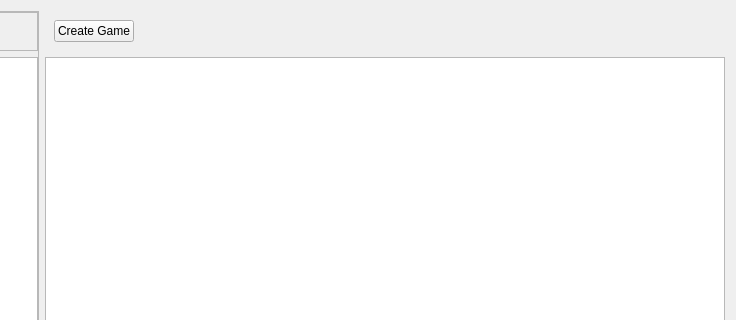
Before: the Qt Designer form apps/taf-cpp-client/games/GamesWidget.ui in ta-forever/taftoolbox, drawn with Qt 5; both pictures show x 230 to 966 and y 0 to 320 of the 966 by 679 pixel window.
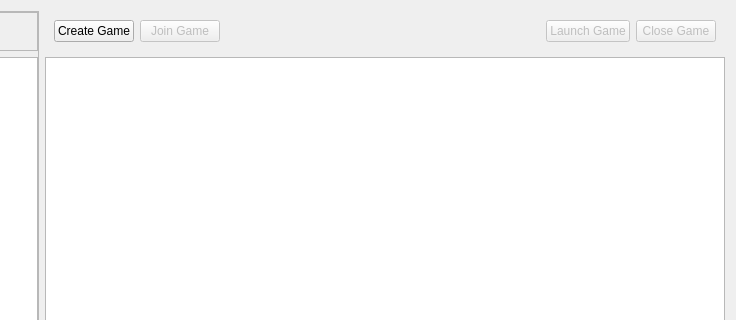
After: the same form once the commit is applied.

Commit message: MVP taf-cpp-client, games hostable and joinable

Patch:
```diff
--- a/apps/taf-cpp-client/games/GamesWidget.ui
+++ b/apps/taf-cpp-client/games/GamesWidget.ui
@@ -69,6 +69,22 @@
            </property>
           </widget>
          </item>
+         <item>
+          <widget class="QPushButton" name="joinGame">
+           <property name="sizePolicy">
+            <sizepolicy hsizetype="Maximum" vsizetype="Fixed">
+             <horstretch>0</horstretch>
+             <verstretch>0</verstretch>
+            </sizepolicy>
+           </property>
+           <property name="text">
+            <string>Join Game</string>
+           </property>
+           <property name="enabled">
+            <bool>false</bool>
+           </property>
+          </widget>
+         </item>
          <item>
           <spacer name="horizontalSpacer">
            <property name="orientation">
@@ -82,6 +98,38 @@
            </property>
           </spacer>
          </item>
+         <item>
+          <widget class="QPushButton" name="launchGame">
+           <property name="sizePolicy">
+            <sizepolicy hsizetype="Maximum" vsizetype="Fixed">
+             <horstretch>0</horstretch>
+             <verstretch>0</verstretch>
+            </sizepolicy>
+           </property>
+           <property name="text">
+            <string>Launch Game</string>
+           </property>
+           <property name="enabled">
+            <bool>false</bool>
+           </property>
+          </widget>
+         </item>
+         <item>
+          <widget class="QPushButton" name="closeGame">
+           <property name="sizePolicy">
+            <sizepolicy hsizetype="Maximum" vsizetype="Fixed">
+             <horstretch>0</horstretch>
+             <verstretch>0</verstretch>
+            </sizepolicy>
+           </property>
+           <property name="text">
+            <string>Close Game</string>
+           </property>
+           <property name="enabled">
+            <bool>false</bool>
+           </property>
+          </widget>
+         </item>
         </layout>
        </widget>
       </item>
```
Left out of the diff: 2 changed lines with no effect on the pictures. The commit also changes 29 other files.
